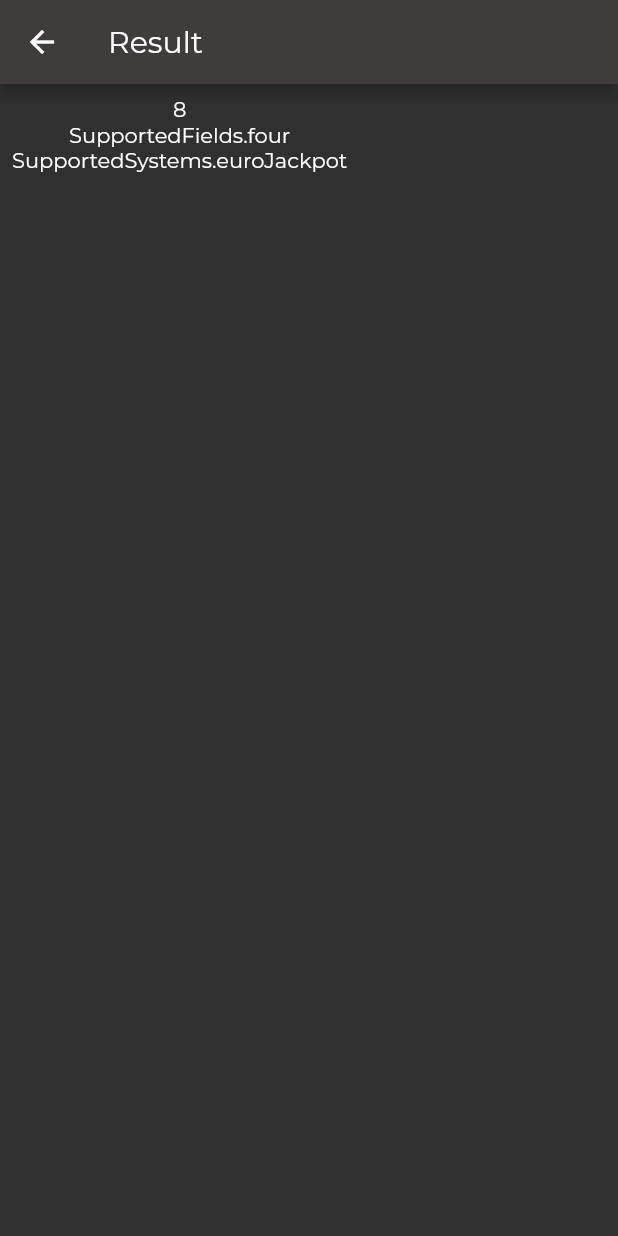
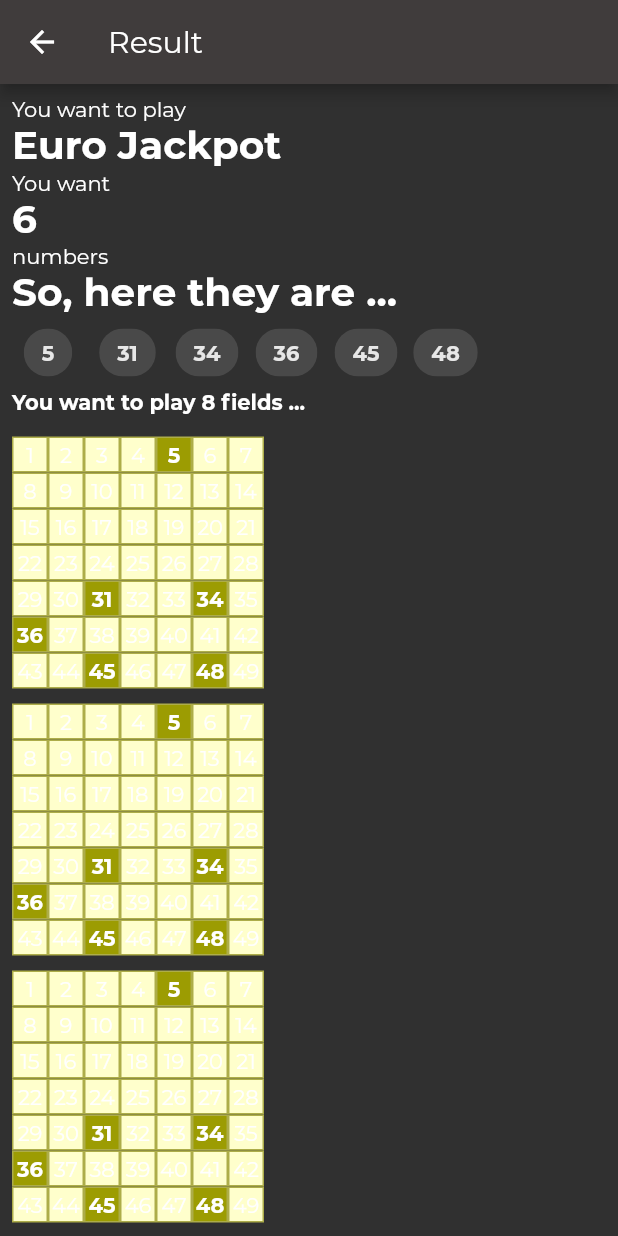
Before and after one commit to stanbeamish/lottery_number_gen, a Flutter app: the screen it shows after launch, after a tap on "Generate", on a phone screen of 412 x 824 dp. Run offline on Flutter 3.47's test engine with Material 2 defaults, Android fonts, the phone set to English and light mode, and no system bars; our stand-ins replace flutter_icons, shared_preferences; missing offline and left inert: day_night_switch.

Commit message:
#IMPLEMENT - added number calculation and UI

```diff
--- a/lib/main.dart
+++ b/lib/main.dart
@@ -2,6 +2,7 @@ import 'package:flutter/material.dart';
 import 'package:flutter/services.dart';
 import 'package:flutter_localizations/flutter_localizations.dart';
 import 'package:lotterynumbergen/data/lottery_field.dart';
+import 'package:lotterynumbergen/data/lottery_number.dart';
 import 'package:lotterynumbergen/data/lottery_system.dart';
 import 'package:lotterynumbergen/providers/generation_data_provider.dart';
 import 'package:lotterynumbergen/providers/language_provider.dart';
@@ -51,10 +52,10 @@ class MyApp extends StatelessWidget {
         ChangeNotifierProvider<AppLanguageProvider>(create: (_) => appLanguageProvider),
         ChangeNotifierProvider<GenerationDataProvider>(create: (_) => GenerationDataProvider(
           GenerationData(
-            selectedSystem: SupportedSystems.euroJackpot, // initialize with defaults
-            selectedNumbersCount: 8,
-            selectedFieldCount: SupportedFields.four,
-          )
+            selectedSystem: supportedLotterySystems[0], // initialize with defaults
+            selectedLotteryField: supportedLotteryFields[4],
+            selectedLotteryNumber: supportedLotteryNumbers[0],
+          ),
         ),),
       ],
       child: Consumer<AppLanguageProvider>(
--- a/lib/providers/generation_data_provider.dart
+++ b/lib/providers/generation_data_provider.dart
@@ -1,5 +1,6 @@
 import 'package:flutter/cupertino.dart';
 import 'package:lotterynumbergen/data/lottery_field.dart';
+import 'package:lotterynumbergen/data/lottery_number.dart';
 import 'package:lotterynumbergen/data/lottery_system.dart';
 
 class GenerationDataProvider extends ChangeNotifier {
@@ -18,13 +19,13 @@ class GenerationDataProvider extends ChangeNotifier {
 }
 
 class GenerationData {
-  int selectedNumbersCount;
-  SupportedFields selectedFieldCount;
-  SupportedSystems selectedSystem;
+  LotteryNumber selectedLotteryNumber;
+  LotteryField selectedLotteryField;
+  LotterySystem selectedSystem;
 
   GenerationData({
-    this.selectedNumbersCount,
-    this.selectedFieldCount,
+    this.selectedLotteryNumber,
+    this.selectedLotteryField,
     this.selectedSystem,
   });
 
--- a/lib/screens/gen_result_screen.dart
+++ b/lib/screens/gen_result_screen.dart
@@ -1,5 +1,11 @@
+import 'dart:math';
+
 import 'package:flutter/material.dart';
+import 'package:lotterynumbergen/data/lottery_system.dart';
 import 'package:lotterynumbergen/providers/generation_data_provider.dart';
+import 'package:lotterynumbergen/utils/app_colors.dart';
+import 'package:lotterynumbergen/utils/app_styles.dart';
+import 'package:lotterynumbergen/widgets/lotto_grid.dart';
 import 'package:provider/provider.dart';
 
 class GenResultScreen extends StatelessWidget {
@@ -9,22 +15,90 @@ class GenResultScreen extends StatelessWidget {
   Widget build(BuildContext context) {
     return Consumer<GenerationDataProvider>(
       builder: (context, model, child) {
+        List<int> _myNumbers = _generateNumbers(
+          model.getGenerationData().selectedLotteryNumber.numberIdentifier,
+          model.getGenerationData().selectedSystem,
+        );
+
         return Scaffold(
           appBar: AppBar(
             title: Text('Result'),
           ),
-          body: Container(
-            padding: const EdgeInsets.all(8.0),
-            child: Column(
-              children: <Widget>[
-                Text(model.getGenerationData().selectedNumbersCount.toString()),
-                Text(model.getGenerationData().selectedFieldCount.toString()),
-                Text(model.getGenerationData().selectedSystem.toString()),
-              ],
+          body: SingleChildScrollView(
+                      child: Container(
+              width: double.infinity,
+              padding: const EdgeInsets.all(8.0),
+              child: Column(
+                crossAxisAlignment: CrossAxisAlignment.start,
+                children: <Widget>[
+                  Text('You want to play'),
+                  Text(model.getGenerationData().selectedSystem.name, style: kHeader1,),
+                  Text('You want'),
+                  Text(model.getGenerationData().selectedLotteryNumber.numberIdentifier.toString(), style: kHeader1,),
+                  Text('numbers',),
+                  Text('So, here they are ...', style: kHeader1,),
+                  _generateNumbersList(
+                    _myNumbers,
+                  ),
+                  Text(
+                    'You want to play ${model.getGenerationData().selectedLotteryField.numberIdentifier.toString()} fields ...',
+                    style: kSmallBoldText,
+                  ),
+                  SizedBox(height: 15.0,),
+                  Wrap(
+                    spacing: 10.0,
+                    runSpacing: 10.0,
+                    children: <Widget>[
+                      LottoGrid(boxSize: 22, containedNumbers: _myNumbers,),
+                      LottoGrid(boxSize: 22, containedNumbers: _myNumbers,),
+                      LottoGrid(boxSize: 22, containedNumbers: _myNumbers,),
+                      LottoGrid(boxSize: 22, containedNumbers: _myNumbers,),
+                      LottoGrid(boxSize: 22, containedNumbers: _myNumbers,),
+                      LottoGrid(boxSize: 22, containedNumbers: _myNumbers,),
+                      LottoGrid(boxSize: 22, containedNumbers: _myNumbers,),
+                    ],
+                  ),
+                ],
+              ),
             ),
           ),
         );
       },
     );
   }
+
+  List<int> _generateNumbers(int howMany, LotterySystem system) {
+    List<int> results = List<int>();
+    var r = Random();
+    int max = system.systemIdentifier == SupportedSystems.sixOf49 ? 49 : 50;
+
+    for (int i = 0; i < howMany; i++) {
+      int a = r.nextInt(max - 1) + 1;
+      if (results.contains(a)) {
+        i--;
+      } else {
+        results.add(a);
+      }
+    }
+
+    results.sort();
+
+    return results;
+  }
+
+  Wrap _generateNumbersList(List<int> numberList) {
+    return Wrap(
+      spacing: 5.0,
+      children: numberList
+          .map(
+            (singleNumber) => Chip(
+              label: Text(
+                '$singleNumber',
+                style: kSmallBoldText,
+              ),
+            ),
+          )
+          .toList(),
+    );
+  }
 }
--- a/lib/screens/start_screen.dart
+++ b/lib/screens/start_screen.dart
@@ -95,7 +95,9 @@ class _StartScreenState extends State<StartScreen> {
   }
 
   Widget _buildLotteryNumberSlider(BuildContext context) {
-    final generationDataProvider = Provider.of<GenerationDataProvider>(context);
+    final generationDataProvider = Provider.of<GenerationDataProvider>(context, listen: false);
+    // setting listen to false explicitly results in no rebuild of the Widget,
+    // which is not really necesary
     generationData = generationDataProvider.getGenerationData();
 
     return Column(
@@ -105,7 +107,8 @@ class _StartScreenState extends State<StartScreen> {
           onChanged: (newNumCnt) {
             setState(() {
               _numCnt = newNumCnt;
-              generationData.selectedNumbersCount = _numCnt.toInt();
+
+              generationData.selectedLotteryNumber = supportedLotteryNumbers.firstWhere((element) => element.numberIdentifier == _numCnt);
             });
           },
           divisions: 6,
@@ -133,7 +136,7 @@ class _StartScreenState extends State<StartScreen> {
   }
 
   Widget _buildLottoSystemSelection() {
-    final generationDataProvider = Provider.of<GenerationDataProvider>(context);
+    final generationDataProvider = Provider.of<GenerationDataProvider>(context, listen: false);
     generationData = generationDataProvider.getGenerationData();
 
     return Row(
@@ -151,7 +154,7 @@ class _StartScreenState extends State<StartScreen> {
               onChanged: (value) {
                 setState(() {
                   _lotSystem = value;
-                  generationData.selectedSystem = _lotSystem.systemIdentifier;
+                  generationData.selectedSystem = _lotSystem;
                 });
               },
             )
@@ -162,7 +165,7 @@ class _StartScreenState extends State<StartScreen> {
   }
 
   Widget _buildLotteryFieldSelection() {
-    final generationDataProvider = Provider.of<GenerationDataProvider>(context);
+    final generationDataProvider = Provider.of<GenerationDataProvider>(context, listen: false);
     generationData = generationDataProvider.getGenerationData();
 
     return Center(
@@ -182,7 +185,7 @@ class _StartScreenState extends State<StartScreen> {
                 onChanged: (value) {
                   setState(() {
                     _lotField = value;
-                    generationData.selectedFieldCount = _lotField.name;
+                    generationData.selectedLotteryField = _lotField;
                   });
                 },
               ),
--- a/lib/utils/app_colors.dart
+++ b/lib/utils/app_colors.dart
@@ -6,6 +6,7 @@ const kColorThree = Color(0xFF9C9C02);
 const kColorFour = Color(0xFF403C3C);
 const kColorFive = Color(0xFFF0FCFE);
 const kColorSix = Color(0xFFADAD49);
+const kColorSeven = Color(0xFFFFFFCC);
 const int _kColorFour = 0xFF403C3C;
 
 Map<int, Color> appSwatchColorMap =
--- a/lib/utils/app_styles.dart
+++ b/lib/utils/app_styles.dart
@@ -24,6 +24,12 @@ const kSmallBoldText = TextStyle(
   fontWeight: FontWeight.bold,
 );
 
+const kSmallText = TextStyle(
+  fontStyle: FontStyle.normal,
+  fontSize: 14,
+  fontWeight: FontWeight.normal,
+);
+
 const kSmallItalicText = TextStyle(
   fontStyle: FontStyle.italic,
   fontSize: 14,
--- /dev/null
+++ b/lib/widgets/lotto_grid.dart
@@ -0,0 +1,98 @@
+import 'package:flutter/material.dart';
+import 'package:lotterynumbergen/utils/app_colors.dart';
+import 'package:lotterynumbergen/utils/app_styles.dart';
+
+class GridUtils {
+  static List<int> rowOne = [1, 2, 3, 4, 5, 6, 7];
+  static List<int> rowTwo = [8, 9, 10, 11, 12, 13, 14];
+  static List<int> rowThree = [15, 16, 17, 18, 19, 20, 21];
+  static List<int> rowFour = [22, 23, 24, 25, 26, 27, 28];
+  static List<int> rowFive = [29, 30, 31, 32, 33, 34, 35];
+  static List<int> rowSix = [36, 37, 38, 39, 40, 41, 42];
+  static List<int> rowSeven = [43, 44, 45, 46, 47, 48, 49];
+
+  static List<List<int>> lottoGrid = [
+    rowOne,
+    rowTwo,
+    rowThree,
+    rowFour,
+    rowFive,
+    rowSix,
+    rowSeven
+  ];
+}
+
+
+class LottoGrid extends StatelessWidget {
+  final List<int> containedNumbers;
+  final double boxSize;
+  final Color boxColor;
+  final Color innerBoxColor;
+
+  const LottoGrid({
+    @required this.containedNumbers,
+    this.boxColor = kColorSix,
+    this.innerBoxColor = kColorSeven,
+    this.boxSize = 22.0,
+  });
+
+
+  @override
+  Widget build(BuildContext context) {
+    return Container(
+      child: Column(
+        children: GridUtils.lottoGrid.map((List<int> gridRow) {
+          return Row(
+            children: gridRow
+                .map(
+                  (box) => SingleBox(
+                    boxColor: boxColor,
+                    boxSize: boxSize,
+                    boxText: box,
+                    containedNumbers: containedNumbers,
+                  ),
+                )
+                .toList(),
+          );
+        }).toList(),
+      ),
+    );
+  }
+}
+
+class SingleBox extends StatelessWidget {
+  final int boxText;
+  final Color boxColor;
+  final double boxSize;
+  final Color innerBoxColor;
+  final List<int> containedNumbers;
+
+  const SingleBox({
+    this.boxText,
+    this.boxColor = kColorThree,
+    this.innerBoxColor = kColorSeven,
+    this.boxSize,
+    @required this.containedNumbers
+  });
+
+  @override
+  Widget build(BuildContext context) {
+    return Container(
+      padding: const EdgeInsets.all(1.0),
+      color: boxColor,
+      child: SizedBox(
+        width: boxSize,
+        height: boxSize,
+        child: Container(
+          color: containedNumbers.contains(boxText) ? kColorThree : innerBoxColor,
+          child: Center(
+            child: Text(
+              boxText.toString(),
+              style: containedNumbers.contains(boxText) ? kSmallBoldText : kSmallText,
+            ),
+          ),
+        ),
+      ),
+    );
+  }
+}
```
Also changed, not shown: lib/data/lottery_system.dart (line endings or trailing spaces).
